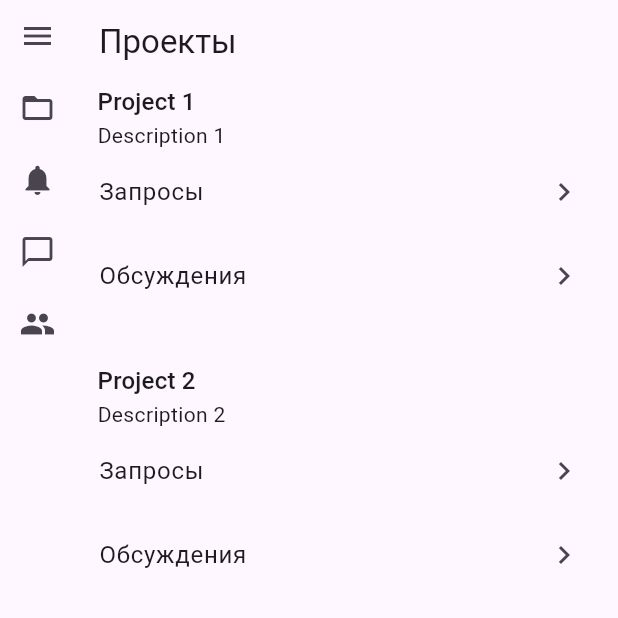
After one commit to idushii/pechkin_flutter, a Flutter app: the screen it shows after launch, after a tap on the "menu" icon, after a tap on "Меню", on a phone screen of 412 x 824 dp, the top half of it. The commit adds this screen. Run offline on Flutter 3.47's test engine with Material 3 defaults, Android fonts, the phone set to English and light mode, and no system bars; our stand-ins replace go_router, reactive_forms.

Commit message:
Обновил layout для экрана списка проектов

```diff
--- a/lib/screens/projects_screen.dart
+++ b/lib/screens/projects_screen.dart
@@ -1,8 +1,11 @@
+import 'dart:math';
+
 import 'package:flutter/cupertino.dart';
 import 'package:flutter/material.dart';
 import 'package:go_router/go_router.dart';
 import 'package:pechkin_flutter/screens/home_screen.dart';
-import 'package:pechkin_flutter/shared/projects_list.dart';
+import 'package:pechkin_flutter/shared/project_list.dart';
+import 'package:pechkin_flutter/shared/projects_list_item.dart';
 import 'package:pechkin_flutter/state/mocks.dart';
 
 class ProjectsScreen extends StatelessWidget {
@@ -12,19 +15,33 @@ class ProjectsScreen extends StatelessWidget {
 
   @override
   Widget build(BuildContext context) {
+    final w = MediaQuery.of(context).size.width;
+
     return Scaffold(
-        appBar: AppBar(
-          title: const Text("Проекты"),
+      appBar: AppBar(
+        title: const Text("Проекты"),
+      ),
+      body: SafeArea(
+        child: Row(
+          children: [
+            const Flexible(
+              flex: 1,
+              child: ProjectList(),
+            ),
+            if (w > 1000)
+              Flexible(
+                flex: 3,
+                child: Container(
+                    child: Column(
+                      children: [
+                        Text('Тут будет инфа, общая для всех проектов')
+                      ]
+                    )
+                ),
+              ),
+          ],
         ),
-        body: SafeArea(
-            child: Column(children: [
-          if (mockProjects.isEmpty) const Text("Нет проектов"),
-          Expanded(
-              child: ListView.builder(
-                  itemCount: mockProjects.length,
-                  itemBuilder: (context, index) {
-                    return ProjectsListItem(project: mockProjects[index]);
-                  }))
-        ])));
+      ),
+    );
   }
 }
--- a/lib/shared/menu.dart
+++ b/lib/shared/menu.dart
@@ -3,20 +3,41 @@ import 'package:flutter/material.dart';
 import 'package:go_router/go_router.dart';
 import 'package:pechkin_flutter/screens/projects_screen.dart';
 
-class Menu extends StatelessWidget {
+class Menu extends StatefulWidget {
   const Menu({super.key});
 
   @override
+  State<Menu> createState() => _MenuState();
+}
+
+class _MenuState extends State<Menu> {
+  bool isSmallScreen = false;
+
+  @override
+  void initState() {
+    super.initState();
+  }
+
+  @override
+  void didChangeDependencies() {
+    setState(() {
+      isSmallScreen = MediaQuery.of(context).size.width < 700 || GoRouterState.of(context).fullPath != '/';
+    });
+
+    super.didChangeDependencies();
+  }
+
+  @override
   Widget build(BuildContext context) {
-    final isSmallScreen = MediaQuery.of(context).size.width < 700;
-
     if (isSmallScreen) {
       return SizedBox(
           width: 50,
           child: Column(children: [
-            const SizedBox(
-              height: 50,
-              child: Center(child: Icon(Icons.menu)),
+            IconButton(
+              icon: const Icon(Icons.menu),
+              onPressed: () => setState(() {
+                isSmallScreen = !isSmallScreen;
+              }),
             ),
             IconButton(
               icon: const Icon(Icons.folder_open),
@@ -40,7 +61,16 @@ class Menu extends StatelessWidget {
     return SizedBox(
       width: 270,
       child: Column(crossAxisAlignment: CrossAxisAlignment.start, children: [
-        Container(height: 50, alignment: Alignment.center, child: const Text("Меню", style: TextStyle(fontSize: 20))),
+        Container(
+          height: 50,
+          alignment: Alignment.center,
+          child: GestureDetector(
+            onTap: () => setState(() {
+              isSmallScreen = !isSmallScreen;
+            }),
+            child: const Text("Меню", style: TextStyle(fontSize: 20)),
+          ),
+        ),
         ListTile(
             title: const Text("Проекты"),
             trailing: const Icon(Icons.chevron_right),
--- /dev/null
+++ b/lib/shared/project_list.dart
@@ -0,0 +1,21 @@
+import 'package:flutter/cupertino.dart';
+import 'package:pechkin_flutter/shared/projects_list_item.dart';
+import 'package:pechkin_flutter/state/mocks.dart';
+
+class ProjectList extends StatelessWidget {
+  const ProjectList({super.key});
+
+  @override
+  Widget build(BuildContext context) {
+    return Column(children: [
+      if (mockProjects.isEmpty) const Text("Нет проектов"),
+      Expanded(
+        child: ListView.builder(
+            itemCount: mockProjects.length,
+            itemBuilder: (context, index) {
+              return ProjectsListItem(project: mockProjects[index]);
+            }),
+      )
+    ]);
+  }
+}
--- a/lib/shared/projects_list.dart
+++ b/lib/shared/projects_list_item.dart
@@ -23,18 +23,18 @@ class ProjectsListItem extends StatelessWidget {
           child: Text(project.description),
         ),
         ListTile(
-            title: Text('Запросы'),
-            trailing: Icon(Icons.chevron_right),
+            title: const Text('Запросы'),
+            trailing: const Icon(Icons.chevron_right),
             onTap: () {
               context.goNamed(ProjectViewScreen.routeName, pathParameters: {'id': project.id.toString()});
             }),
         ListTile(
-            title: Text('Обсуждения'),
-            trailing: Icon(Icons.chevron_right),
+            title: const Text('Обсуждения'),
+            trailing: const Icon(Icons.chevron_right),
             onTap: () {
               context.goNamed(ProjectViewScreen.routeName, pathParameters: {'id': project.id.toString()});
             }),
-        SizedBox(height: 30),
+        const SizedBox(height: 30),
       ],
     );
   }
```
